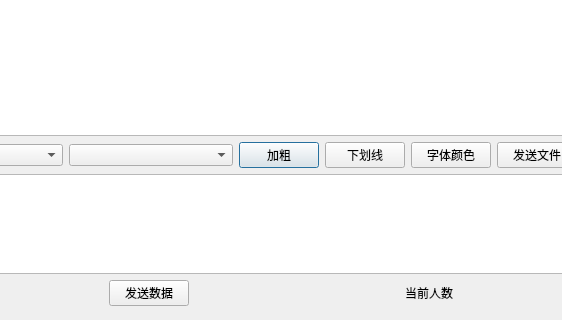
IM-Commnue/IM-Internship-BIT, file client/chat.ui: the form before one commit; both pictures show x 121 to 683 and y 165 to 485 of the 1093 by 485 pixel window.
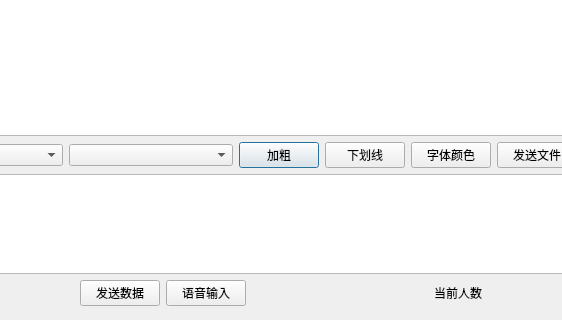
The form after the commit.

What changed in the file:
```diff
--- a/client/chat.ui
+++ b/client/chat.ui
@@ -120,6 +120,13 @@
           </property>
          </widget>
         </item>
+        <item>
+         <widget class="QPushButton" name="VoiceBtn">
+          <property name="text">
+           <string>语音输入</string>
+          </property>
+         </widget>
+        </item>
         <item>
          <spacer name="horizontalSpacer">
           <property name="orientation">
```
Left out of the diff: 6 changed lines with no effect on the pictures.
